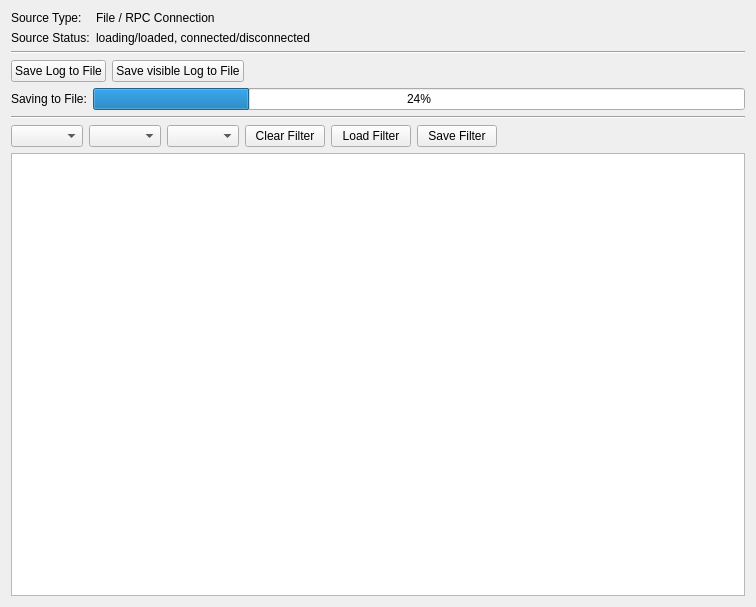
First picture: the form in LogViewer/LogTabUI.ui, repository P-Hoera/CPlusPlusLogger, before the edit.
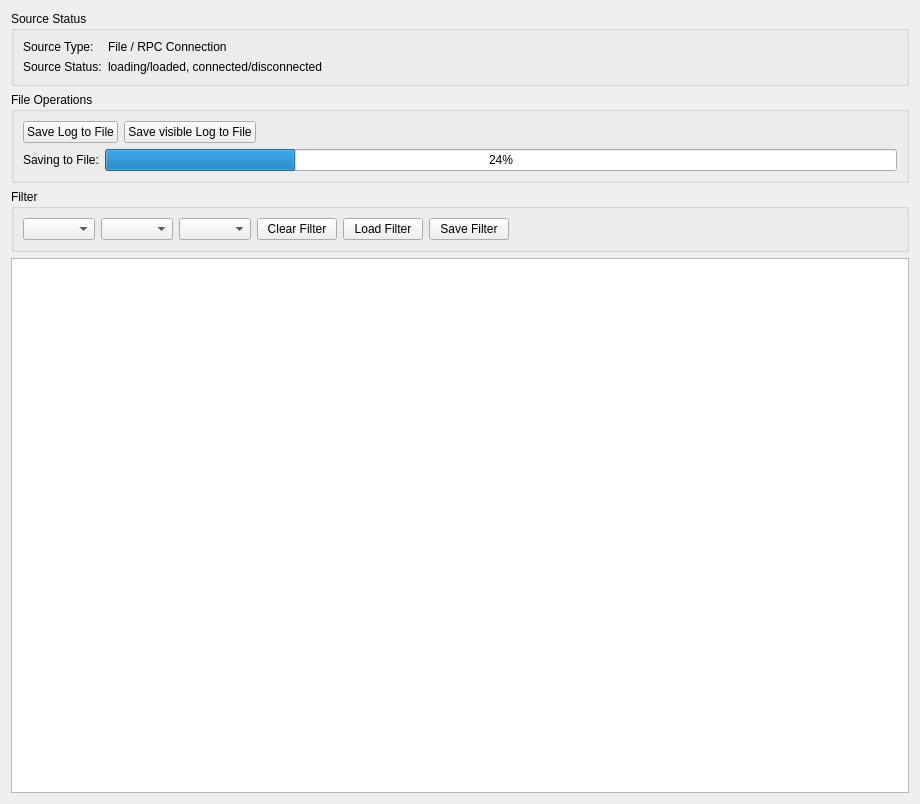
Second picture: the form after the edit.

Commit message: Added groupboxes to group elements in tab ui - Added 3 groupboxes to improve element grouping in tab ui

```diff
--- a/LogViewer/LogTabUI.ui
+++ b/LogViewer/LogTabUI.ui
@@ -6,8 +6,8 @@
    <rect>
     <x>0</x>
     <y>0</y>
-    <width>756</width>
-    <height>607</height>
+    <width>920</width>
+    <height>804</height>
    </rect>
   </property>
   <property name="windowTitle">
@@ -15,7 +15,11 @@
   </property>
   <layout class="QVBoxLayout" name="verticalLayout">
    <item>
-    <layout class="QHBoxLayout" name="horizontalLayout">
+    <widget class="QGroupBox" name="sourceStatusGroupBox">
+     <property name="title">
+      <string>Source Status</string>
+     </property>
+     <layout class="QHBoxLayout" name="horizontalLayout_5">
      <item>
       <layout class="QVBoxLayout" name="verticalLayout_2">
        <item>
@@ -66,16 +70,14 @@
       </spacer>
      </item>
     </layout>
-   </item>
-   <item>
-    <widget class="Line" name="line">
-     <property name="orientation">
-      <enum>Qt::Horizontal</enum>
-     </property>
     </widget>
    </item>
    <item>
-    <layout class="QVBoxLayout" name="verticalLayout_4">
+    <widget class="QGroupBox" name="fileOperationGroupBox">
+     <property name="title">
+      <string>File Operations</string>
+     </property>
+     <layout class="QVBoxLayout" name="verticalLayout_5">
      <item>
       <layout class="QHBoxLayout" name="horizontalLayout_4">
        <item>
@@ -126,16 +128,14 @@
       </layout>
      </item>
     </layout>
-   </item>
-   <item>
-    <widget class="Line" name="line_3">
-     <property name="orientation">
-      <enum>Qt::Horizontal</enum>
-     </property>
     </widget>
    </item>
    <item>
-    <layout class="QHBoxLayout" name="horizontalLayout_3">
+    <widget class="QGroupBox" name="filterGroupBox">
+     <property name="title">
+      <string>Filter</string>
+     </property>
+     <layout class="QHBoxLayout" name="horizontalLayout">
      <item>
       <widget class="QComboBox" name="logLevelComboBox">
        <property name="maxVisibleItems">
@@ -185,13 +185,14 @@
        </property>
        <property name="sizeHint" stdset="0">
         <size>
-         <width>40</width>
+          <width>411</width>
          <height>20</height>
         </size>
        </property>
       </spacer>
      </item>
     </layout>
+    </widget>
    </item>
    <item>
     <widget class="QTableView" name="entriesTableView"/>
```
Lines whose indentation alone changed are shown as unchanged.
